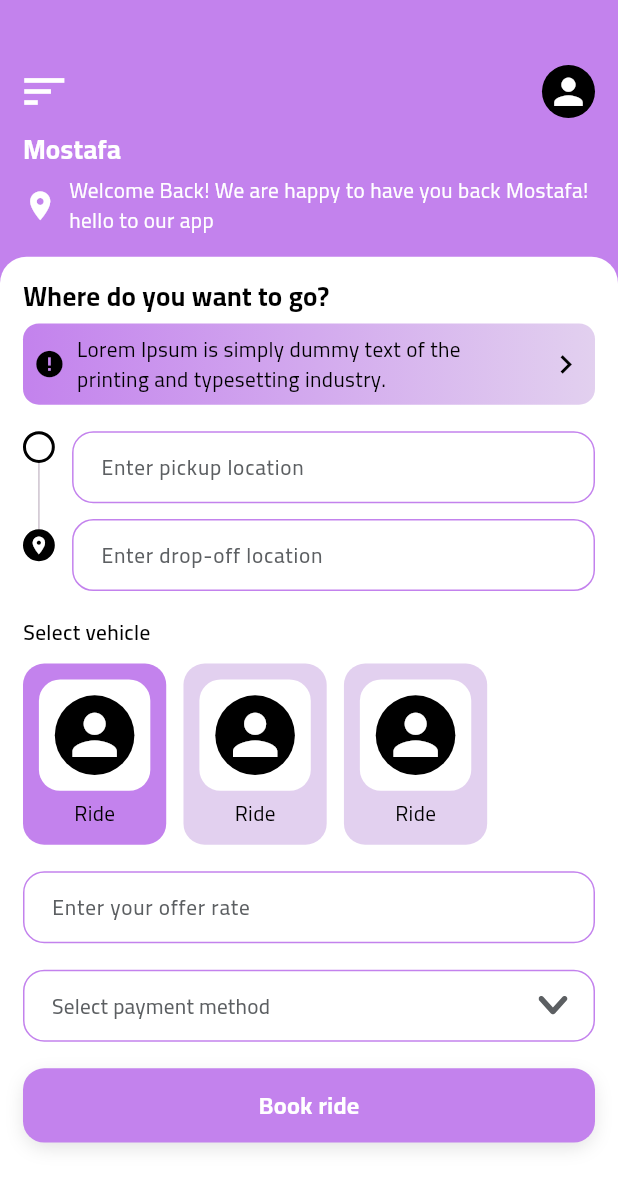
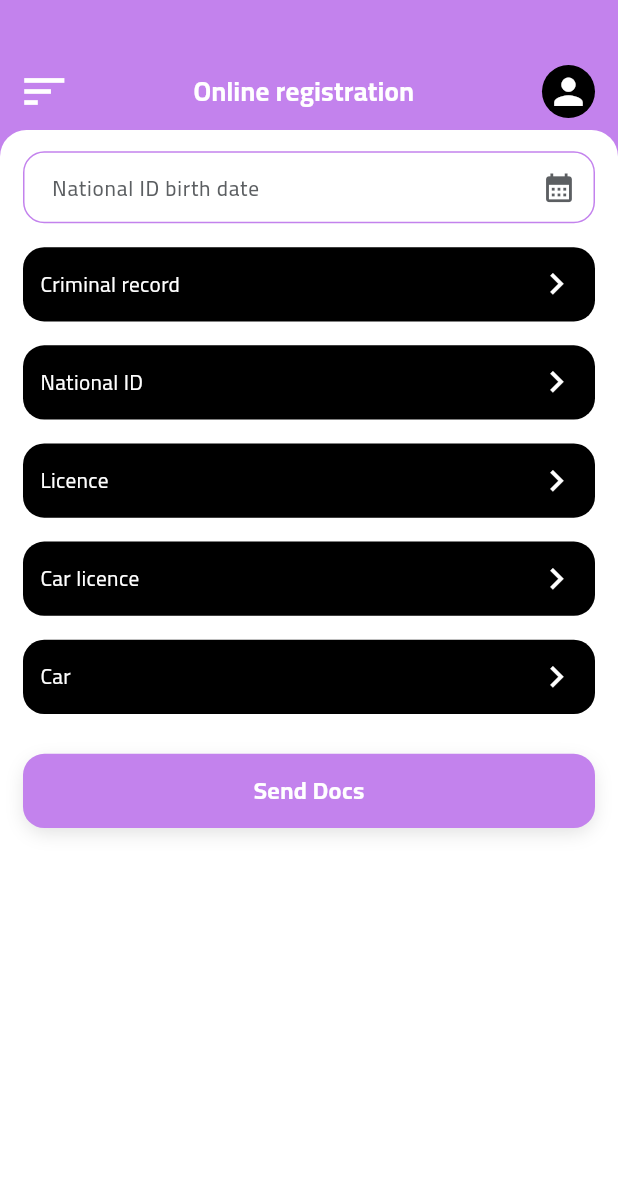
Before and after one commit to Kerolos77/Shakshak_Car, a Flutter app: the screen it shows after launch, on a phone screen of 412 x 824 dp. Shown: the top 1188 px of the screen. Run offline on Flutter 3.47's test engine with Material 3 defaults, Android fonts, the light colour scheme and no system bars; our stand-ins replace awesome_snackbar_content, bloc, expandable, flutter_bloc, flutter_screenutil, flutter_svg and 8 more; accounts and stored records are empty; project files that could hold a hidden picture were left out.

Commit message:
Criminal Record

```diff
--- a/lib/core/router/app_router.dart
+++ b/lib/core/router/app_router.dart
@@ -7,6 +7,13 @@ import 'package:shakshak/features/authentication/presentation/views/otp_view.dar
 import 'package:shakshak/features/authentication/presentation/views/profile_view.dart';
 import 'package:shakshak/features/authentication/presentation/views/register_view.dart';
 import 'package:shakshak/features/contact_us/presentation/views/contact_us_view.dart';
+import 'package:shakshak/features/driver/home/presentation/views/driver_home_view.dart';
+import 'package:shakshak/features/driver/online_registration/views/car_licence_view.dart';
+import 'package:shakshak/features/driver/online_registration/views/car_view.dart';
+import 'package:shakshak/features/driver/online_registration/views/criminal_record_view.dart';
+import 'package:shakshak/features/driver/online_registration/views/driver_online_registration_view.dart';
+import 'package:shakshak/features/driver/online_registration/views/licence_view.dart';
+import 'package:shakshak/features/driver/online_registration/views/national_id_view.dart';
 import 'package:shakshak/features/faq/presentation/views/faq_view.dart';
 import 'package:shakshak/features/on_boarding/presentation/views/on_boarding_view.dart';
 import 'package:shakshak/features/out_station_rides/presentation/views/outstation_rides_view.dart';
@@ -32,12 +39,11 @@ abstract class AppRouter {
   static final routers = GoRouter(
     navigatorKey: navigatorKey,
     debugLogDiagnostics: true,
-    initialLocation: Routes.userHomeView,
+    initialLocation: Routes.driverOnlineRegistrationView,
     routes: <RouteBase>[
       GoRoute(
         path: Routes.splashView,
-        pageBuilder: (context, state) =>
-            buildPageWithDefaultTransition<void>(
+        pageBuilder: (context, state) => buildPageWithDefaultTransition<void>(
           context: context,
           state: state,
           child: const SplashView(),
@@ -45,8 +51,7 @@ abstract class AppRouter {
       ),
       GoRoute(
         path: Routes.onBoardingView,
-        pageBuilder: (context, state) =>
-            buildPageWithDefaultTransition<void>(
+        pageBuilder: (context, state) => buildPageWithDefaultTransition<void>(
           context: context,
           state: state,
           child: OnBoardingView(),
@@ -54,8 +59,7 @@ abstract class AppRouter {
       ),
       GoRoute(
         path: Routes.roleSelectionView,
-        pageBuilder: (context, state) =>
-            buildPageWithDefaultTransition<void>(
+        pageBuilder: (context, state) => buildPageWithDefaultTransition<void>(
           context: context,
           state: state,
           child: BlocProvider(
@@ -66,8 +70,7 @@ abstract class AppRouter {
       ),
       GoRoute(
         path: Routes.loginView,
-        pageBuilder: (context, state) =>
-            buildPageWithDefaultTransition<void>(
+        pageBuilder: (context, state) => buildPageWithDefaultTransition<void>(
           context: context,
           state: state,
           child: BlocProvider(
@@ -78,8 +81,7 @@ abstract class AppRouter {
       ),
       GoRoute(
         path: Routes.termsAndConditionsView,
-        pageBuilder: (context, state) =>
-            buildPageWithDefaultTransition<void>(
+        pageBuilder: (context, state) => buildPageWithDefaultTransition<void>(
           context: context,
           state: state,
           child: TermsAndConditionsView(),
@@ -87,8 +89,7 @@ abstract class AppRouter {
       ),
       GoRoute(
         path: Routes.privacyPolicyView,
-        pageBuilder: (context, state) =>
-            buildPageWithDefaultTransition<void>(
+        pageBuilder: (context, state) => buildPageWithDefaultTransition<void>(
           context: context,
           state: state,
           child: PrivacyPolicyView(),
@@ -96,8 +97,7 @@ abstract class AppRouter {
       ),
       GoRoute(
         path: Routes.otpView,
-        pageBuilder: (context, state) =>
-            buildPageWithDefaultTransition<void>(
+        pageBuilder: (context, state) => buildPageWithDefaultTransition<void>(
           context: context,
           state: state,
           child: BlocProvider(
@@ -108,8 +108,7 @@ abstract class AppRouter {
       ),
       GoRoute(
         path: Routes.registerView,
-        pageBuilder: (context, state) =>
-            buildPageWithDefaultTransition<void>(
+        pageBuilder: (context, state) => buildPageWithDefaultTransition<void>(
           context: context,
           state: state,
           child: BlocProvider(
@@ -120,8 +119,7 @@ abstract class AppRouter {
       ),
       GoRoute(
         path: Routes.profileView,
-        pageBuilder: (context, state) =>
-            buildPageWithDefaultTransition<void>(
+        pageBuilder: (context, state) => buildPageWithDefaultTransition<void>(
           context: context,
           state: state,
           child: BlocProvider(
@@ -132,8 +130,7 @@ abstract class AppRouter {
       ),
       GoRoute(
         path: Routes.settingsView,
-        pageBuilder: (context, state) =>
-            buildPageWithDefaultTransition<void>(
+        pageBuilder: (context, state) => buildPageWithDefaultTransition<void>(
           context: context,
           state: state,
           child: SettingsView(),
@@ -141,8 +138,7 @@ abstract class AppRouter {
       ),
       GoRoute(
         path: Routes.userHomeView,
-        pageBuilder: (context, state) =>
-            buildPageWithDefaultTransition<void>(
+        pageBuilder: (context, state) => buildPageWithDefaultTransition<void>(
           context: context,
           state: state,
           child: UserHomeView(),
@@ -150,8 +146,7 @@ abstract class AppRouter {
       ),
       GoRoute(
         path: Routes.outStationView,
-        pageBuilder: (context, state) =>
-            buildPageWithDefaultTransition<void>(
+        pageBuilder: (context, state) => buildPageWithDefaultTransition<void>(
           context: context,
           state: state,
           child: OutStationView(),
@@ -159,16 +154,15 @@ abstract class AppRouter {
       ),
       GoRoute(
         path: Routes.ridesView,
-        pageBuilder: (context, state) =>
-            buildPageWithDefaultTransition<void>(
+        pageBuilder: (context, state) => buildPageWithDefaultTransition<void>(
           context: context,
           state: state,
           child: RidesView(),
         ),
-      ), GoRoute(
+      ),
+      GoRoute(
         path: Routes.outstationRidesView,
-        pageBuilder: (context, state) =>
-            buildPageWithDefaultTransition<void>(
+        pageBuilder: (context, state) => buildPageWithDefaultTransition<void>(
           context: context,
           state: state,
           child: OutstationRidesView(),
@@ -176,8 +170,7 @@ abstract class AppRouter {
       ),
       GoRoute(
         path: Routes.walletView,
-        pageBuilder: (context, state) =>
-            buildPageWithDefaultTransition<void>(
+        pageBuilder: (context, state) => buildPageWithDefaultTransition<void>(
           context: context,
           state: state,
           child: WalletView(),
@@ -185,8 +178,7 @@ abstract class AppRouter {
       ),
       GoRoute(
         path: Routes.contactUsView,
-        pageBuilder: (context, state) =>
-            buildPageWithDefaultTransition<void>(
+        pageBuilder: (context, state) => buildPageWithDefaultTransition<void>(
           context: context,
           state: state,
           child: ContactUsView(),
@@ -194,11 +186,67 @@ abstract class AppRouter {
       ),
       GoRoute(
         path: Routes.faqView,
-        pageBuilder: (context, state) =>
-            buildPageWithDefaultTransition<void>(
+        pageBuilder: (context, state) => buildPageWithDefaultTransition<void>(
           context: context,
           state: state,
           child: FaqView(),
+        ),
+      ),
+      // --------------------------------- Driver ---------------------------------
+      GoRoute(
+        path: Routes.driverHomeView,
+        pageBuilder: (context, state) => buildPageWithDefaultTransition<void>(
+          context: context,
+          state: state,
+          child: DriverHomeView(),
+        ),
+      ),
+      GoRoute(
+        path: Routes.driverOnlineRegistrationView,
+        pageBuilder: (context, state) => buildPageWithDefaultTransition<void>(
+          context: context,
+          state: state,
+          child: DriverOnlineRegistrationView(),
+        ),
+      ),
+      GoRoute(
+        path: Routes.criminalRecordView,
+        pageBuilder: (context, state) => buildPageWithDefaultTransition<void>(
+          context: context,
+          state: state,
+          child: CriminalRecordView(),
+        ),
+      ),
+      GoRoute(
+        path: Routes.nationalIdView,
+        pageBuilder: (context, state) => buildPageWithDefaultTransition<void>(
+          context: context,
+          state: state,
+          child: NationalIdView(),
+        ),
+      ),
+      GoRoute(
+        path: Routes.licenceView,
+        pageBuilder: (context, state) => buildPageWithDefaultTransition<void>(
+          context: context,
+          state: state,
+          child: LicenceView(),
+        ),
+      ),
+      GoRoute(
+        path: Routes.carLicenceView,
+        pageBuilder: (context, state) => buildPageWithDefaultTransition<void>(
+          context: context,
+          state: state,
+          child: CarLicenceView(),
+        ),
+      ),
+      GoRoute(
+        path: Routes.carView,
+        pageBuilder: (context, state) => buildPageWithDefaultTransition<void>(
+          context: context,
+          state: state,
+          child: CarView(),
         ),
       ),
     ],
--- a/lib/core/router/routes.dart
+++ b/lib/core/router/routes.dart
@@ -16,4 +16,14 @@ class Routes {
   static String faqView = "/faqView";
   static String termsAndConditionsView = "/termsAndConditionsView";
   static String privacyPolicyView = "/privacyPolicyView";
+
+  // --------------------------------- Driver ---------------------------------
+
+  static String driverHomeView = "/driverHomeView";
+  static String driverOnlineRegistrationView = "/driverOnlineRegistrationView";
+  static String nationalIdView = "/nationalIdView";
+  static String criminalRecordView = "/criminalRecordView";
+  static String licenceView = "/licenceView";
+  static String carLicenceView = "/carLicenceView";
+  static String carView = "/carView";
 }
--- a/lib/core/utils/shared_widgets/custom_app_bar.dart
+++ b/lib/core/utils/shared_widgets/custom_app_bar.dart
@@ -1,6 +1,7 @@
 import 'package:flutter/material.dart';
 import 'package:flutter_screenutil/flutter_screenutil.dart';
 import 'package:shakshak/core/extentions/padding_extention.dart';
+import 'package:shakshak/core/router/router_helper.dart';
 import 'package:shakshak/core/utils/styles.dart';
 
 class CustomAppBar extends StatelessWidget {
@@ -16,7 +17,17 @@ class CustomAppBar extends StatelessWidget {
     return Row(
       mainAxisAlignment: MainAxisAlignment.spaceBetween,
       children: [
-        IconButton(
+        canPop()
+            ? IconButton(
+                onPressed: () {
+                  navigatePop(context);
+                },
+                icon: Icon(
+                  Icons.chevron_left,
+                  color: Colors.white,
+                  size: 40.r,
+                ))
+            : IconButton(
                 onPressed: () {
                   Scaffold.of(context).openDrawer();
                 },
--- a/lib/features/base_layout/presentation/views/base_layout_view.dart
+++ b/lib/features/base_layout/presentation/views/base_layout_view.dart
@@ -7,7 +7,12 @@ import 'package:shakshak/core/utils/shared_widgets/custom_app_bar.dart';
 import '../widgets/custom_drawer.dart';
 
 class BaseLayoutView extends StatelessWidget {
-  const BaseLayoutView({super.key, this.header, this.body, this.title});
+  const BaseLayoutView({
+    super.key,
+    this.header,
+    this.body,
+    this.title,
+  });
 
   final Widget? header;
   final Widget? body;
--- /dev/null
+++ b/lib/features/driver/online_registration/views/driver_online_registration_view.dart
@@ -0,0 +1,97 @@
+import 'package:flutter/material.dart';
+import 'package:flutter_screenutil/flutter_screenutil.dart';
+import 'package:shakshak/core/extentions/glopal_extentions.dart';
+import 'package:shakshak/core/resources/app_colors.dart';
+import 'package:shakshak/core/router/router_helper.dart';
+import 'package:shakshak/core/router/routes.dart';
+import 'package:shakshak/core/utils/shared_widgets/custom_button.dart';
+import 'package:shakshak/core/utils/shared_widgets/custom_text_field.dart';
+import 'package:shakshak/features/base_layout/presentation/views/base_layout_view.dart';
+
+import '../../../../generated/l10n.dart';
+import '../widgets/custom_online_registration_item.dart';
+
+class DriverOnlineRegistrationView extends StatefulWidget {
+  const DriverOnlineRegistrationView({super.key});
+
+  @override
+  State<DriverOnlineRegistrationView> createState() =>
+      _DriverOnlineRegistrationViewState();
+}
+
+class _DriverOnlineRegistrationViewState
+    extends State<DriverOnlineRegistrationView> {
+  final TextEditingController _controller = TextEditingController();
+
+  @override
+  Widget build(BuildContext context) {
+    return BaseLayoutView(
+      title: S.of(context).onlineRegistration,
+      body: SingleChildScrollView(
+          child: Column(
+        children: [
+          CustomTextField(
+            controller: _controller,
+            hint: 'National ID birth date',
+            isReadOnly: true,
+            suffix: Icon(
+              Icons.calendar_month,
+              color: AppColors.darkGreyColor,
+              size: 26.r,
+            ),
+            onTap: () async {
+              final pickedDate = await showDatePicker(
+                context: context,
+                initialDate: DateTime.now(),
+                firstDate: DateTime(2000),
+                lastDate: DateTime(2100),
+              );
+              if (pickedDate != null) {
+                _controller.text =
+                    pickedDate.toLocal().toString().split(' ')[0];
+              }
+            },
+          ),
+          18.ph,
+          CustomOnlineRegistrationItem(
+            title: 'Criminal record',
+            onTap: () {
+              navigateTo(context, Routes.criminalRecordView);
+            },
+          ),
+          18.ph,
+          CustomOnlineRegistrationItem(
+            title: 'National ID',
+            onTap: () {
+              navigateTo(context, Routes.nationalIdView);
+            },
+          ),
+          18.ph,
+          CustomOnlineRegistrationItem(
+            title: 'Licence',
+            onTap: () {
+              navigateTo(context, Routes.licenceView);
+            },
+          ),
+          18.ph,
+          CustomOnlineRegistrationItem(
+            title: 'Car licence',
+            onTap: () {
+              navigateTo(context, Routes.carLicenceView);
+            },
+          ),
+          18.ph,
+          CustomOnlineRegistrationItem(
+            title: 'Car',
+            onTap: () {
+              navigateTo(context, Routes.carView);
+            },
+          ),
+          30.ph,
+          CustomButton(text: 'Send Docs'),
+          18.ph,
+        ],
+      )),
+    );
+  }
+}
--- /dev/null
+++ b/lib/features/driver/online_registration/widgets/custom_online_registration_item.dart
@@ -0,0 +1,43 @@
+import 'package:flutter/material.dart';
+import 'package:flutter_screenutil/flutter_screenutil.dart';
+import 'package:shakshak/core/utils/styles.dart';
+
+
+class CustomOnlineRegistrationItem extends StatelessWidget {
+  const CustomOnlineRegistrationItem({
+    super.key,
+    required this.title,
+    this.onTap,
+  });
+
+  final String title;
+  final void Function()? onTap;
+
+  @override
+  Widget build(BuildContext context) {
+    return GestureDetector(
+      onTap: onTap,
+      child: Container(
+        padding: EdgeInsets.symmetric(horizontal: 12.w, vertical: 12.h),
+        decoration: BoxDecoration(
+          color: Colors.black,
+          borderRadius: BorderRadius.circular(16.r),
+        ),
+        child: Row(
+          mainAxisAlignment: MainAxisAlignment.spaceBetween,
+          children: [
+            Text(
+              title,
+              style: Styles.textStyle16.copyWith(color: Colors.white),
+            ),
+            Icon(
+              Icons.chevron_right,
+              color: Colors.white,
+              size: 32.r,
+            )
+          ],
+        ),
+      ),
+    );
+  }
+}
--- a/lib/l10n/intl_ar.arb
+++ b/lib/l10n/intl_ar.arb
@@ -80,5 +80,6 @@
   "profile": "الملف الشخصي",
   "mobileNumber": "رقم الهاتف",
   "deleteAccount": "احذف حسابك",
-  "support": "الدعم"
+  "support": "الدعم",
+  "onlineRegistration": "التسجيل عبر الإنترنت"
 }
--- a/lib/l10n/intl_en.arb
+++ b/lib/l10n/intl_en.arb
@@ -79,5 +79,6 @@
   "profile": "Profile",
   "mobileNumber": "Mobile number",
   "deleteAccount": "DeleteAccount",
-  "support": "Support"
+  "support": "Support",
+  "onlineRegistration": "Online registration"
 }
--- a/pubspec.yaml
+++ b/pubspec.yaml
@@ -31,6 +31,7 @@ dependencies:
   intl_phone_field: ^3.2.0
   pinput: ^5.0.0
   expandable: ^5.0.1
+  image_picker: ^1.1.2
 
 
 
```
Also changed, not shown: lib/core/utils/shared_widgets/dashed_border.dart (added, +86 -0 lines), lib/features/driver/home/presentation/views/driver_home_view.dart (added, +10 -0 lines), lib/features/driver/online_registration/views/car_licence_view.dart (added, +13 -0 lines), lib/features/driver/online_registration/views/car_view.dart (added, +13 -0 lines), lib/features/driver/online_registration/views/criminal_record_view.dart (added, +192 -0 lines), lib/features/driver/online_registration/views/licence_view.dart (added, +13 -0 lines), lib/features/driver/online_registration/views/national_id_view.dart (added, +13 -0 lines), lib/generated/intl/messages_ar.dart, lib/generated/intl/messages_en.dart, lib/generated/l10n.dart, pubspec.lock. Lines whose indentation alone changed are shown as unchanged.
